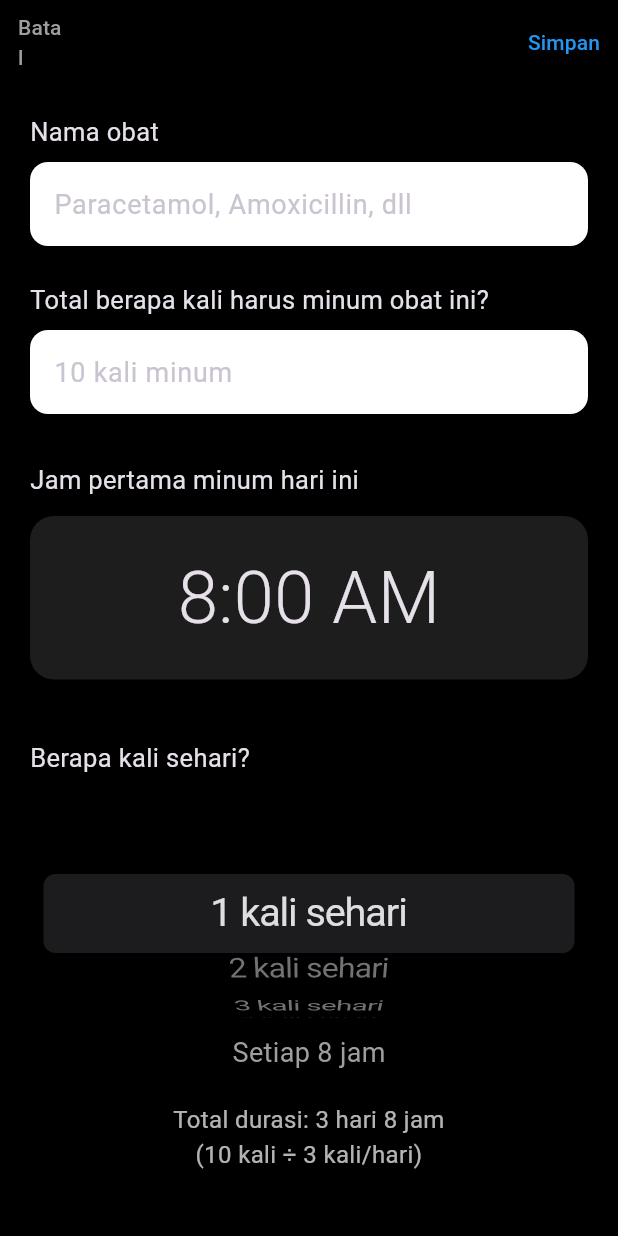
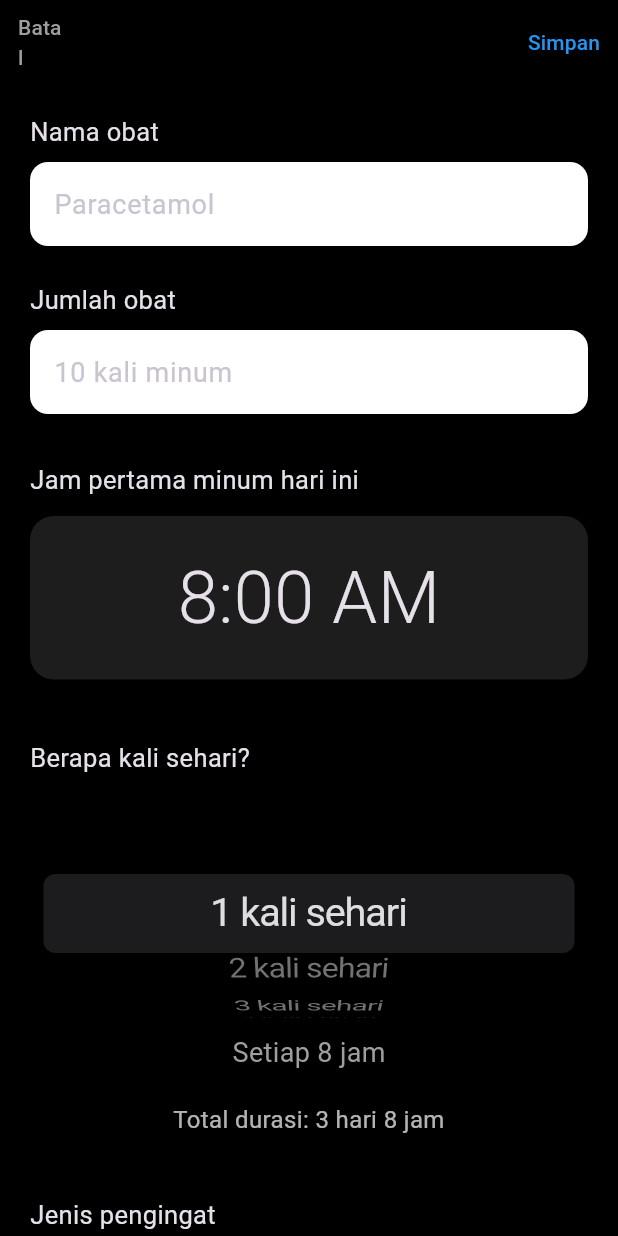
Before and after one commit to darkshadevault/medicine_reminder-new, a Flutter app: the screen it shows after launch, after a tap on the "add" icon, on a phone screen of 412 x 824 dp. Run offline on Flutter 3.47's test engine with Material 3 defaults, Android fonts, the phone set to English and light mode, and no system bars; our stand-ins replace flutter_local_notifications, flutter_timezone, shared_preferences, timezone.

Commit message:
Update main.dart

```diff
--- a/lib/main.dart
+++ b/lib/main.dart
@@ -271,7 +271,7 @@ class _AddMedicineScreenState extends State<AddMedicineScreen> {
     {'times': 2, 'text': '2 kali sehari', 'interval': '12 jam'},
     {'times': 3, 'text': '3 kali sehari', 'interval': '8 jam'},
     {'times': 4, 'text': '4 kali sehari', 'interval': '6 jam'},
-    {'times': 5, 'text': '5 kali sehari', 'interval': '≈4.8 jam'},
+    {'times': 5, 'text': '5 kali sehari', 'interval': '4.8 jam'},
     {'times': 6, 'text': '6 kali sehari', 'interval': '4 jam'},
   ];
 
@@ -311,11 +311,11 @@ class _AddMedicineScreenState extends State<AddMedicineScreen> {
           padding: const EdgeInsets.symmetric(horizontal: 16, vertical: 4),
           decoration: BoxDecoration(color: Colors.white, borderRadius: BorderRadius.circular(12)),
           child: TextField(controller: _nameController, style: const TextStyle(color: Colors.black, fontSize: 18),
-            decoration: const InputDecoration(border: InputBorder.none, hintText: 'Paracetamol, Amoxicillin, dll'),
+            decoration: const InputDecoration(border: InputBorder.none, hintText: 'Paracetamol'),
           ),
         ),
         const SizedBox(height: 24),
-        const Text('Total berapa kali harus minum obat ini?', style: TextStyle(fontSize: 17)),
+        const Text('Jumlah obat', style: TextStyle(fontSize: 17)),
         const SizedBox(height: 8),
         Container(
           padding: const EdgeInsets.symmetric(horizontal: 16, vertical: 4),
@@ -358,15 +358,15 @@ class _AddMedicineScreenState extends State<AddMedicineScreen> {
         const SizedBox(height: 20),
         Center(
           child: Text(
-            'Total durasi: $days hari ${hours > 0 ? '$hours jam' : ''}\n($_totalDoses kali ÷ $_timesPerDay kali/hari)',
+            'Total durasi: $days hari ${hours > 0 ? '$hours jam' : ''}',
             textAlign: TextAlign.center,
             style: const TextStyle(fontSize: 16, color: Colors.white70),
           ),
         ),
         const SizedBox(height: 40),
         const Text('Jenis pengingat', style: TextStyle(fontSize: 17)),
-        SwitchListTile(title: const Text('Notifikasi biasa'), value: _notifOnly, onChanged: (v) => setState(() => _notifOnly = v)),
-        SwitchListTile(title: const Text('Alarm dengan suara'), value: _alarm, onChanged: (v) => setState(() => _alarm = v)),
+        SwitchListTile(title: const Text('Notifikasi'), value: _notifOnly, onChanged: (v) => setState(() => _notifOnly = v)),
+        SwitchListTile(title: const Text('Alarm'), value: _alarm, onChanged: (v) => setState(() => _alarm = v)),
       ]),
     );
   }
```
